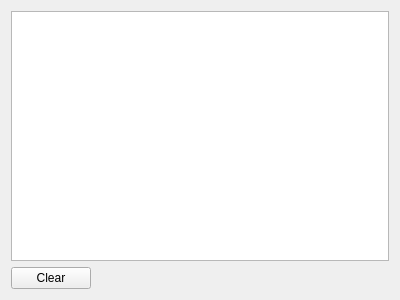
CST-Modelling-Tools/TonatiuhPP, file source/application/main/UndoView.ui: the form before one commit.
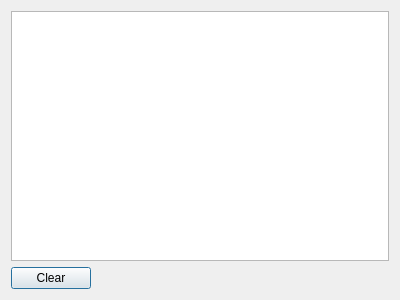
The form after the commit.

Commit message: Undo dialog

```diff
--- a/source/application/main/UndoView.ui
+++ b/source/application/main/UndoView.ui
@@ -1,7 +1,7 @@
 <?xml version="1.0" encoding="UTF-8"?>
 <ui version="4.0">
  <class>UndoView</class>
- <widget class="QWidget" name="UndoView">
+ <widget class="QDialog" name="UndoView">
   <property name="geometry">
    <rect>
     <x>0</x>
```
Left out of the diff: 3 changed lines with no effect on the pictures. The commit also changes 3 other files.
